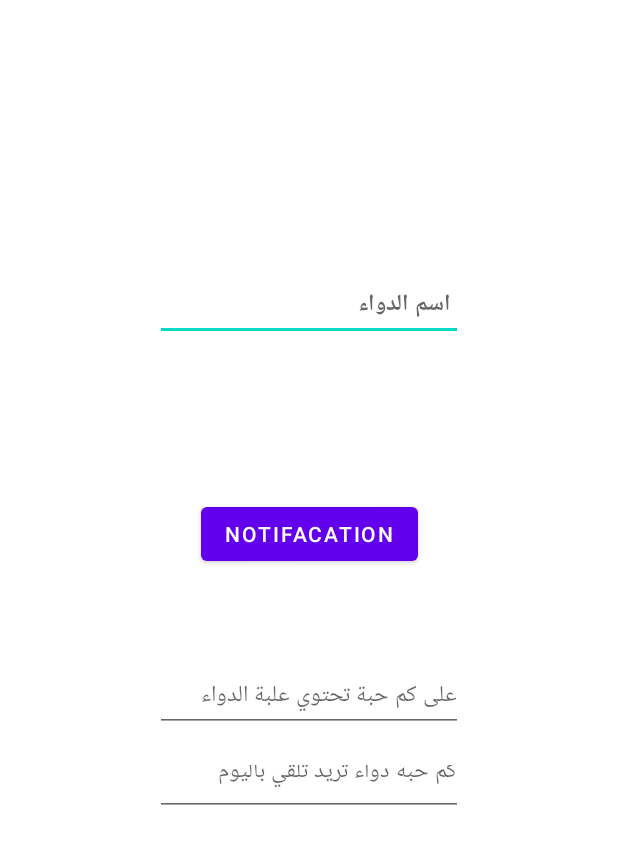
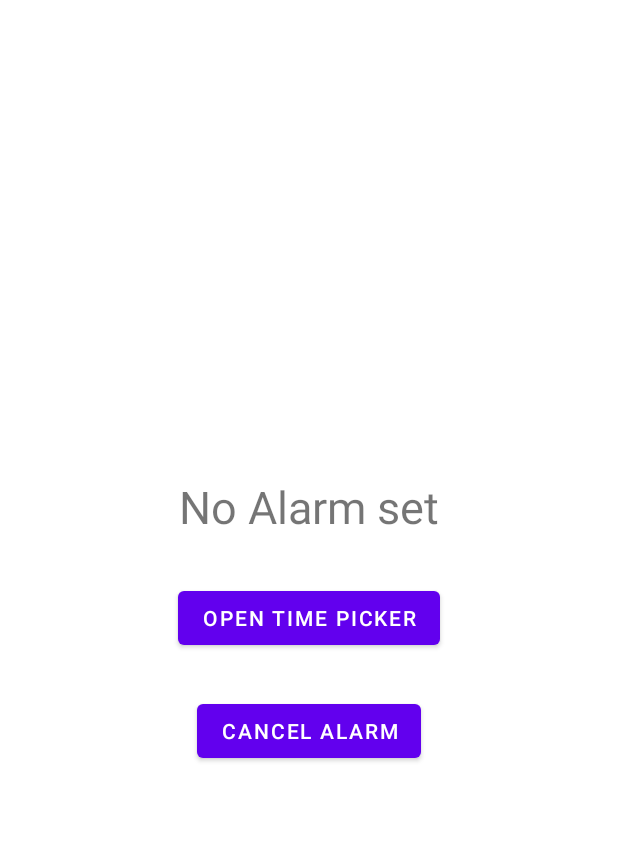
Before and after one commit to damouni/TherapyApp, an Android app: the layout activity_choose_dwa.xml on its own in the app's theme, with its tools: preview values and no code run, on a phone screen of 412 x 824 dp. Shown: the top 844 px of the screen. Run offline under Robolectric (Android 15) with nearby library versions, the phone set to English and light mode, and no system bars.

Commit message:
FinishingAlarmCoding-But its not Working :(   :(    :(

```diff
--- a/app/src/main/AndroidManifest.xml
+++ b/app/src/main/AndroidManifest.xml
@@ -21,6 +21,7 @@
                 <category android:name="android.intent.category.LAUNCHER" />
             </intent-filter>
         </activity>
+        <receiver android:name=".AlertReceiver"/>
     </application>
 
 </manifest>
--- a/app/src/main/java/com/example/myproject/TrackActivity.java
+++ b/app/src/main/java/com/example/myproject/TrackActivity.java
@@ -1,10 +1,10 @@
 package com.example.myproject;
-
-import androidx.appcompat.app.AppCompatActivity;
 
 import android.content.Intent;
 import android.os.Bundle;
 import android.view.View;
+
+import androidx.appcompat.app.AppCompatActivity;
 
 public class TrackActivity extends AppCompatActivity {
 
@@ -15,7 +15,7 @@ public class TrackActivity extends AppCompatActivity {
     }
 
     public void AddTrackToDwa(View view)  {
-Intent intent=new  Intent(this,ChooseDwa.class);
+Intent intent=new  Intent(TrackActivity.this,ChooseDwa.class);
         startActivity(intent);
     }
 }
--- a/app/src/main/res/layout/activity_choose_dwa.xml
+++ b/app/src/main/res/layout/activity_choose_dwa.xml
@@ -1,62 +1,34 @@
 <?xml version="1.0" encoding="utf-8"?>
-<androidx.constraintlayout.widget.ConstraintLayout xmlns:android="http://schemas.android.com/apk/res/android"
+<RelativeLayout xmlns:android="http://schemas.android.com/apk/res/android"
     xmlns:app="http://schemas.android.com/apk/res-auto"
     xmlns:tools="http://schemas.android.com/tools"
     android:layout_width="match_parent"
     android:layout_height="match_parent"
     tools:context=".ChooseDwa">
-
-    <EditText
-        android:id="@+id/editText"
-        android:layout_width="205dp"
-        android:layout_height="44dp"
-        android:hint=" اسم الدواء"
-        app:layout_constraintBottom_toBottomOf="parent"
-        app:layout_constraintEnd_toEndOf="parent"
-        app:layout_constraintStart_toStartOf="parent"
-        android:textSize="15sp"
-android:gravity="right"
-        android:textStyle="bold"
-        app:layout_constraintTop_toTopOf="parent"
-        app:layout_constraintVertical_bias="0.235" />
-
-    <Button
-        android:id="@+id/btn_notifacation"
+    <TextView
+        android:id="@+id/textView"
         android:layout_width="wrap_content"
         android:layout_height="wrap_content"
-        android:layout_centerInParent="true"
-        android:text="notifacation"
-        app:layout_constraintBottom_toBottomOf="parent"
-        app:layout_constraintEnd_toEndOf="parent"
-        app:layout_constraintStart_toStartOf="parent"
-        app:layout_constraintTop_toTopOf="parent"
-        app:layout_constraintVertical_bias="0.428" />
-
-    <EditText
-        android:layout_width="205dp"
-        android:layout_height="44dp"
-        android:gravity="right"
-
-        android:hint="كم حبة دواء تريد تلقي باليوم الواحد"
-        app:layout_constraintBottom_toBottomOf="parent"
-        app:layout_constraintEnd_toEndOf="parent"
-        app:layout_constraintStart_toStartOf="parent"
-        app:layout_constraintTop_toBottomOf="@+id/editText2"
-        android:textSize="15sp"
-
-        app:layout_constraintVertical_bias="0.04" />
-
-    <EditText
-        android:id="@+id/editText2"
-        android:layout_width="205dp"
-        android:layout_height="44dp"
-        android:gravity="right"
-        android:hint="على كم حبة تحتوي علبة الدواء"
-
-        android:textSize="15sp"
-        app:layout_constraintBottom_toBottomOf="parent"
-        app:layout_constraintEnd_toEndOf="parent"
-        app:layout_constraintStart_toStartOf="parent"
-        app:layout_constraintTop_toTopOf="parent"
-        app:layout_constraintVertical_bias="0.569" />
-</androidx.constraintlayout.widget.ConstraintLayout>
+        android:layout_above="@id/button_timepicker"
+        android:layout_centerHorizontal="true"
+        android:layout_marginBottom="30dp"
+        android:text="No Alarm set"
+        android:textSize="30sp" />
+    <Button
+        android:onClick="Picktime"
+        android:id="@+id/button_timepicker"
+        android:layout_width="wrap_content"
+        android:layout_height="wrap_content"
+        android:layout_centerHorizontal="true"
+        android:layout_centerVertical="true"
+        android:text="open time picker" />
+    <Button
+        android:onClick="CancelAlarm"
+        android:id="@+id/button_cancel"
+        android:layout_width="wrap_content"
+        android:layout_height="wrap_content"
+        android:layout_below="@id/button_timepicker"
+        android:layout_centerHorizontal="true"
+        android:layout_marginTop="27dp"
+        android:text="cancel alarm" />
+</RelativeLayout>
```
Also changed, not shown: app/src/main/java/com/example/myproject/AlertReceiver.java (added, +16 -0 lines), app/src/main/java/com/example/myproject/ChooseDwa.java (+60 -28 lines), app/src/main/java/com/example/myproject/NotificationHelper.java (added, +41 -0 lines), app/src/main/java/com/example/myproject/TimePickerFragment.java (added, +21 -0 lines).
